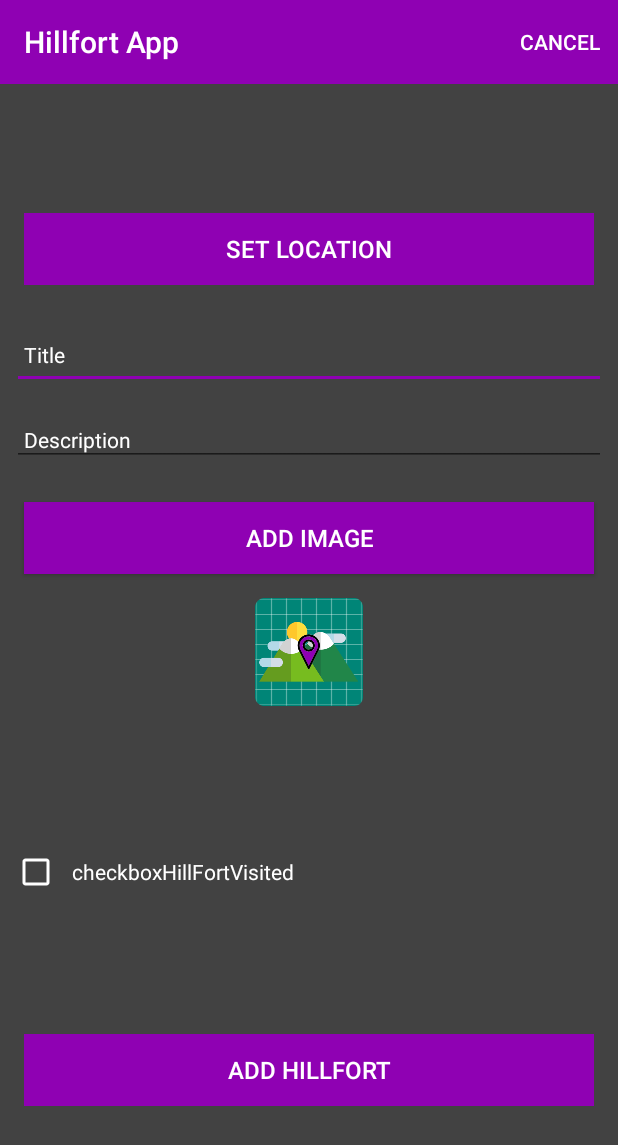
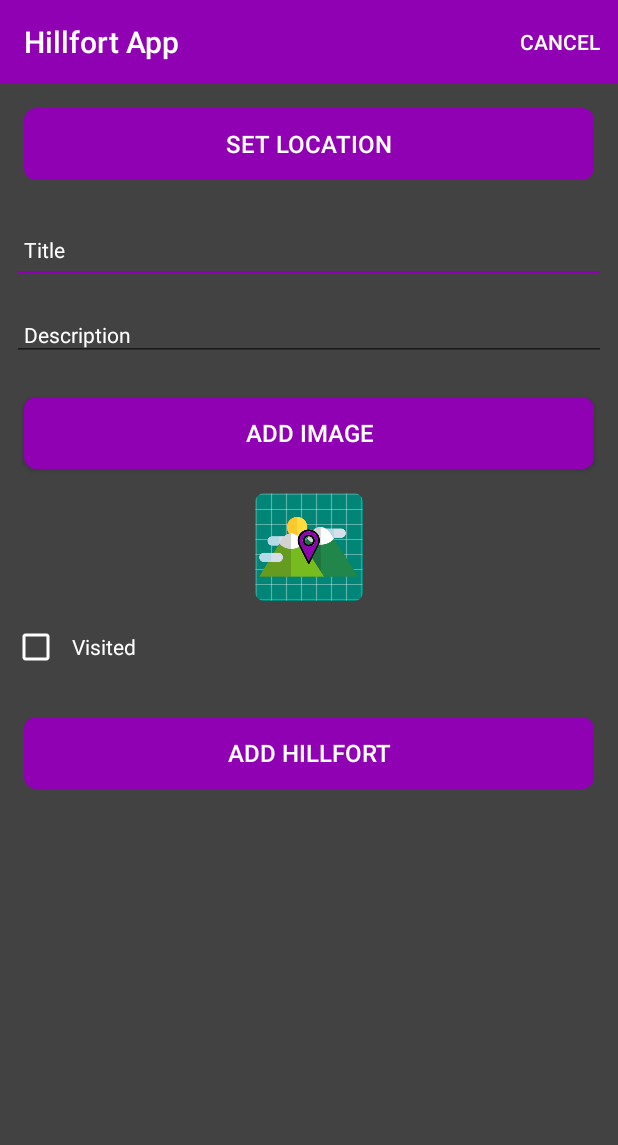
Before and after one commit to niallmul97/HillfortApp, an Android app: the HillfortActivity screen opened directly, with no data from a screen before it, on a phone screen of 412 x 824 dp. Shown: the top 1145 px of the screen. Run offline under Robolectric (Android 15) with nearby library versions, the phone set to English and light mode, and no system bars; 1 statement that could not run was skipped.

Commit message:
Added date visited and fixed various gui bugs

```diff
--- a/app/src/main/java/adapters/HillfortAdapter.kt
+++ b/app/src/main/java/adapters/HillfortAdapter.kt
@@ -8,7 +8,12 @@ import com.example.hillfort.R
 import com.example.hillfort.helpers.readImageFromPath
 import com.example.hillfort.models.HillfortModel
 import kotlinx.android.synthetic.main.activity_hillfort.*
+import kotlinx.android.synthetic.main.activity_hillfort.view.*
 import kotlinx.android.synthetic.main.card_hillfort.view.*
+import kotlinx.android.synthetic.main.card_hillfort.view.hillFortLocationDisplay
+import kotlinx.android.synthetic.main.card_hillfort.view.hillFortVisited
+import kotlinx.android.synthetic.main.card_hillfort.view.hillfortDescription
+import kotlinx.android.synthetic.main.card_hillfort.view.hillfortTitle
 
 interface HillfortListener {
     fun onHillfortClick(hillfort: HillfortModel)
@@ -43,6 +48,7 @@ class HillfortAdapter constructor(
             itemView.hillfortDescription.text = hillfort.description
             var strLocation = "Latitude: " + hillfort.location.lat.toString() + "\nLongitude: " +hillfort.location.lng.toString() + "\nZoom: " +hillfort.location.zoom.toString()
             itemView.hillFortLocationDisplay.text = strLocation
+            itemView.hillFortVisited.isChecked = hillfort.visited
             if (hillfort.image.size > 0){
                 itemView.imageIcon.setImageBitmap(readImageFromPath(itemView.context, hillfort.image[0]))
             }
--- a/app/src/main/java/models/HillfortMemStore.kt
+++ b/app/src/main/java/models/HillfortMemStore.kt
@@ -31,6 +31,7 @@ class HillfortMemStore : HillfortStore, AnkoLogger {
             foundHillfort.description = hillfort.description
             foundHillfort.image = hillfort.image
             foundHillfort.visited = hillfort.visited
+            foundHillfort.dateVisited = hillfort.dateVisited
             foundHillfort.notes = hillfort.notes
             foundHillfort.location.lat = hillfort.location.lat
             foundHillfort.location.lng = hillfort.location.lng
--- a/app/src/main/java/models/HillfortModel.kt
+++ b/app/src/main/java/models/HillfortModel.kt
@@ -9,6 +9,7 @@ data class HillfortModel(var id: Long = 0,
                          var image: ArrayList<String> = ArrayList(),
                          var description: String = "",
                          var visited: Boolean = false,
+                         var dateVisited: String = "",
                          var notes: ArrayList<String> = ArrayList(),
                          var location: Location = Location()) : Parcelable
 
--- /dev/null
+++ b/app/src/main/res/drawable/rounded_button.xml
@@ -0,0 +1,9 @@
+<?xml version="1.0" encoding="utf-8"?>
+<shape xmlns:android="http://schemas.android.com/apk/res/android"
+    android:shape="rectangle">
+    <solid android:color="@color/colorAccent" />
+    <corners android:bottomRightRadius="8dp"
+        android:bottomLeftRadius="8dp"
+        android:topRightRadius="8dp"
+        android:topLeftRadius="8dp" />
+</shape>
--- a/app/src/main/res/layout/activity_hillfort.xml
+++ b/app/src/main/res/layout/activity_hillfort.xml
@@ -51,14 +51,15 @@
                 android:paddingBottom="8dp"
                 android:stateListAnimator="@null"
                 android:textColor="@color/colorPrimary"
-                android:textSize="16sp" />
+                android:textSize="16sp"
+                android:visibility="gone"/>
 
             <Button
                 android:id="@+id/hillfortLocation"
                 android:layout_width="match_parent"
                 android:layout_height="wrap_content"
                 android:layout_margin="16dp"
-                android:background="@color/colorAccent"
+                android:background="@drawable/rounded_button"
                 android:paddingTop="8dp"
                 android:paddingBottom="8dp"
                 android:stateListAnimator="@null"
@@ -100,7 +101,7 @@
                 android:layout_width="match_parent"
                 android:layout_height="wrap_content"
                 android:layout_margin="16dp"
-                android:background="@color/colorAccent"
+                android:background = "@drawable/rounded_button"
                 android:paddingTop="8dp"
                 android:paddingBottom="8dp"
                 android:text="@string/button_addImage"
@@ -119,13 +120,13 @@
                 android:layout_width="match_parent"
                 android:layout_height="wrap_content"
                 android:layout_margin="16dp"
-                android:background="@color/colorAccent"
+                android:background = "@drawable/rounded_button"
                 android:paddingTop="8dp"
                 android:paddingBottom="8dp"
                 android:text="@string/button_deleteImage"
                 android:textColor="@color/colorPrimary"
                 android:textSize="16sp"
-                android:visibility="invisible" />
+                android:visibility="gone" />
 
             <CheckBox
                 android:id="@+id/hillFortVisited"
@@ -154,14 +155,15 @@
                 android:textColorHint="@color/colorPrimary"
                 android:textSize="14sp"
                 android:ems="10"
-                android:inputType="date" />
+                android:inputType="date"
+                android:visibility="gone"/>
 
             <Button
                 android:id="@+id/btnAdd"
                 android:layout_width="match_parent"
                 android:layout_height="wrap_content"
                 android:layout_margin="16dp"
-                android:background="@color/colorAccent"
+                android:background = "@drawable/rounded_button"
                 android:paddingTop="8dp"
                 android:paddingBottom="8dp"
                 android:stateListAnimator="@null"
--- a/app/src/main/res/layout/card_hillfort.xml
+++ b/app/src/main/res/layout/card_hillfort.xml
@@ -46,6 +46,7 @@
             android:contentDescription="@string/change_hillfort_image" />
 
         <CheckBox
+            android:clickable="false"
             android:id="@+id/hillFortVisited"
             android:layout_width="match_parent"
             android:layout_height="45dp"
@@ -57,6 +58,6 @@
             android:textColor="@color/colorPrimary"
             android:buttonTint="@color/colorPrimary"
             android:textSize="14sp"
-            android:layout_below="@id/hillfortDescription" />
+            android:layout_below="@id/hillFortLocationDisplay" />
     </RelativeLayout>
 </androidx.cardview.widget.CardView>
--- a/app/src/main/res/values/strings.xml
+++ b/app/src/main/res/values/strings.xml
@@ -13,7 +13,7 @@
     <string name="change_hillfort_image">Add another image</string>
     <string name="button_location">Set Location</string>
     <string name="title_activity_maps">Map</string>
-    <string name="blank_location">blank_location</string>
-    <string name="checkboxHillFortVisited">checkboxHillFortVisited</string>
-    <string name="visitDate">visitDate</string>
+    <string name="blank_location">No location set</string>
+    <string name="checkboxHillFortVisited">Visited</string>
+    <string name="visitDate">Date Visited</string>
 </resources>
```
Also changed, not shown: app/src/main/java/com/example/hillfort/activities/HillfortActivity.kt (+27 -12 lines).
